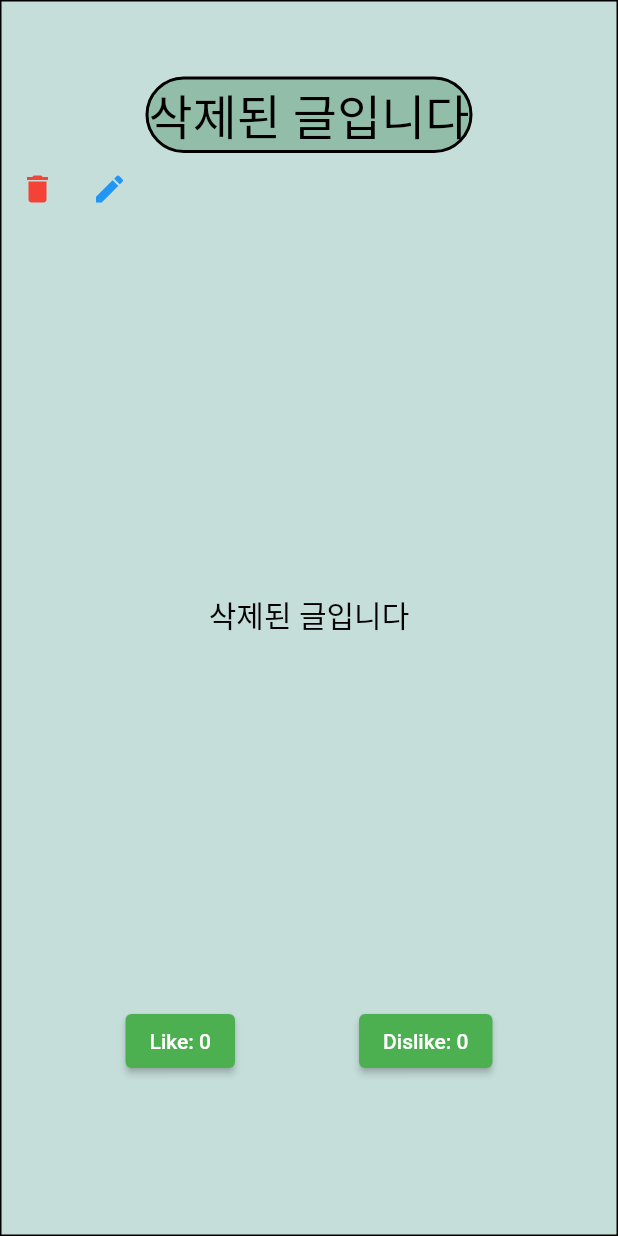
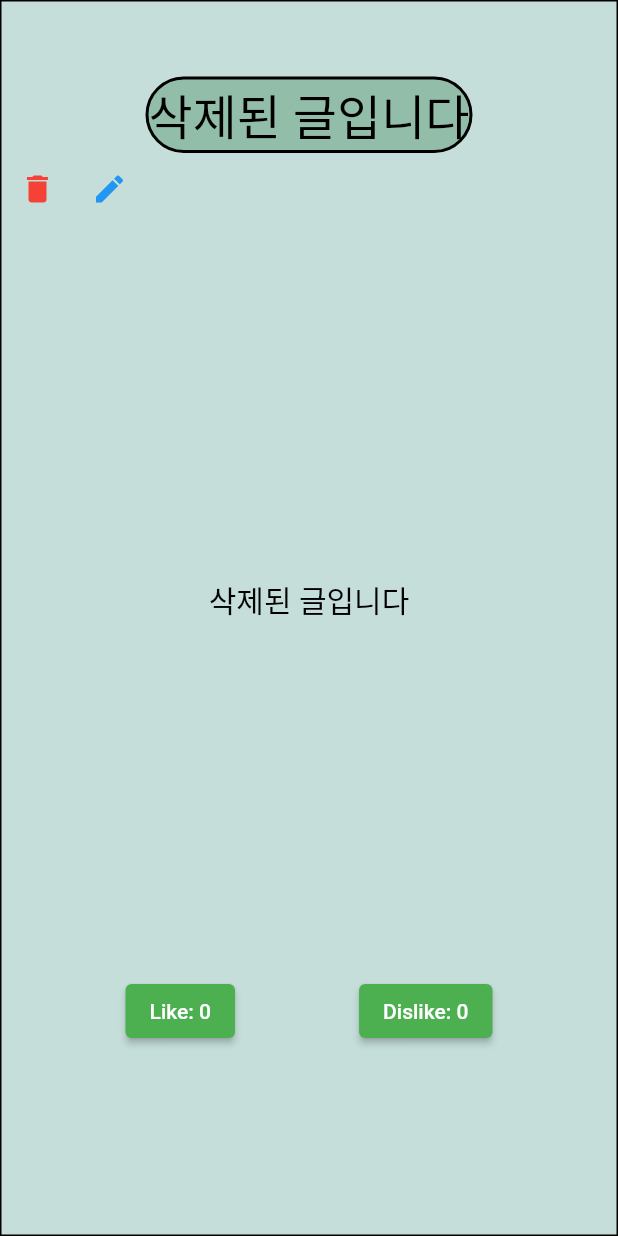
Before and after one commit to jaejunlee11/crux_frontend, a Flutter app: the ForumPostDetail widget shown alone on an empty page, opened directly with empty values, on a phone screen of 412 x 824 dp. Run offline on Flutter 3.47's test engine with Material 2 defaults, Android fonts, the phone set to English and light mode, and no system bars; our stand-ins replace dio, file_picker, fluttertoast, font_awesome_flutter, image_picker, youtube_player_flutter; accounts and stored records are empty; network calls fail; Roboto replaces fonts that are missing (Arial).

Commit message:
save changes.

```diff
--- a/lib/fitness_app/forum/tabs/post_detail_tab.dart
+++ b/lib/fitness_app/forum/tabs/post_detail_tab.dart
@@ -157,7 +157,7 @@ class ForumPostDetail extends StatelessWidget {
                 Align(
                   alignment: Alignment.bottomRight,
                   child: Padding(
-                    padding: const EdgeInsets.only(bottom:10, right: 10),
+                    padding: const EdgeInsets.only(bottom:30, right: 10),
                     child: specificPost.VidURL != null &&
                             specificPost.VidURL!.isNotEmpty
                         ? Row(
```
